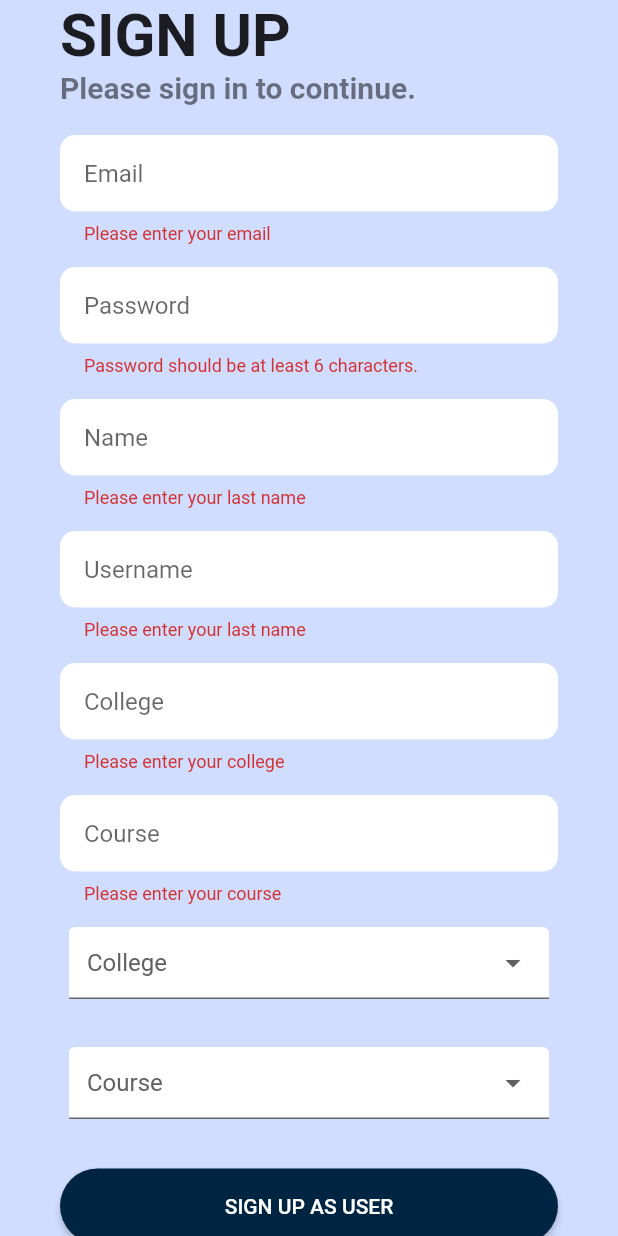
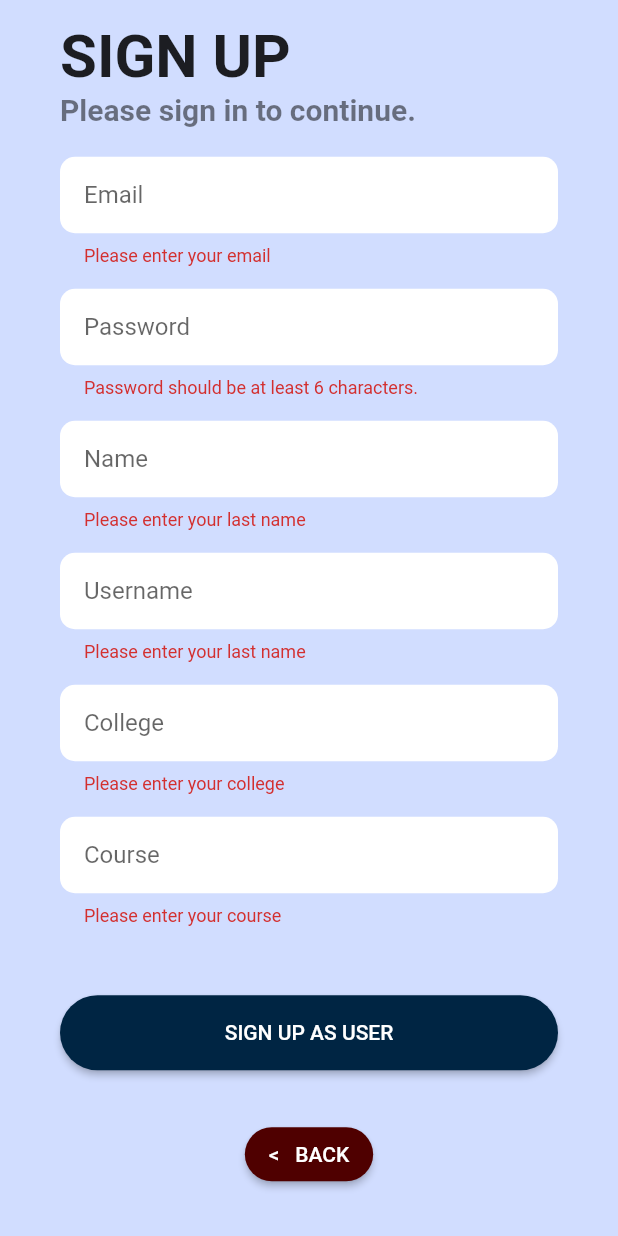
Before and after one commit to CMSC-23-2nd-Sem-2022-2023/project-lisboa_sagun_viray, a Flutter app: the UserSignupPage screen opened by its route, after a tap on "SIGN UP AS USER", on a phone screen of 412 x 824 dp. Run offline on Flutter 3.47's test engine with Material 2 defaults, Android fonts, the phone set to English and light mode, and no system bars; our stand-ins replace cloud_firestore, firebase_auth, firebase_core, qr_flutter; missing offline and left inert: qr_code_scanner; accounts and stored records are empty; network calls fail.

Commit message:
email already in use (admin and user)

```diff
--- a/cmsc23_project/lib/screens/signup/monitor_signup.dart
+++ b/cmsc23_project/lib/screens/signup/monitor_signup.dart
@@ -244,7 +244,6 @@ class _MonitorSignupPageState extends State<MonitorSignupPage> {
                   },
                 );
               } else {
-                print("nagproceed siya");
                 if (_formKey.currentState!.validate()) {
                   _formKey.currentState?.save();
 
@@ -255,11 +254,6 @@ class _MonitorSignupPageState extends State<MonitorSignupPage> {
                       position: positionController.text,
                       unit: homeUnitController.text,
                       email: emailController.text);
-                  // UserRecord tempUser = UserRecord(
-                  //     id: "123",
-                  //     fname: firstNameController.text,
-                  //     lname: lastNameController.text,
-                  //     email: emailController.text);
 
                   String err = await context
                       .read<AuthProvider>()
--- a/cmsc23_project/lib/screens/signup/user_signup.dart
+++ b/cmsc23_project/lib/screens/signup/user_signup.dart
@@ -1,3 +1,4 @@
+import 'package:firebase_auth/firebase_auth.dart';
 import 'package:flutter/material.dart';
 import 'package:provider/provider.dart';
 import '../../models/user_model.dart';
@@ -341,52 +342,58 @@ class _UserSignupPageState extends State<UserSignupPage> {
               ),
             ),
             onPressed: () async {
-              if (_formKey.currentState!.validate()) {
-                _formKey.currentState?.save();
-                UserRecord user = UserRecord(
+              FirebaseAuth _firebaseAuth = FirebaseAuth.instance;
+
+              Future<bool> isEmailAlreadyInUse(String email) async {
+                try {
+                  final result =
+                      await _firebaseAuth.fetchSignInMethodsForEmail(email);
+                  return result.isNotEmpty;
+                } catch (e) {
+                  // Handle any errors that occur during the process
+                  print('Error checking email usage: $e');
+                  return false;
+                }
+              }
+
+              bool emailExists =
+                  await isEmailAlreadyInUse(emailController.text);
+              if (emailExists) {
+                // Prompt the user that the email is already in use
+                showDialog(
+                  context: context,
+                  builder: (BuildContext context) {
+                    return AlertDialog(
+                      title: Text('Email Already in Use'),
+                      content: Text(
+                          'The email address is already registered. Please use a different email.'),
+                      actions: [
+                        TextButton(
+                          child: Text('OK'),
+                          onPressed: () {
+                            Navigator.of(context).pop();
+                          },
+                        ),
+                      ],
+                    );
+                  },
+                );
+              } else {
+                if (_formKey.currentState!.validate()) {
+                  _formKey.currentState?.save();
+                  UserRecord user = UserRecord(
                     id: '',
-                    fname: nameController.text,
-                    lname: nameController.text,
+                    name: nameController.text,
+                    username: usernameController.text,
                     email: emailController.text,
-                    entries: []);
-                await context.read<AuthProvider>().signUp(
-                    emailController.text, passwordController.text, user);
-
-                // bool emailExists = await isEmailAlreadyInUse(email);
-                // if (emailExists) {
-                //   // Prompt the user that the email is already in use
-                //   showDialog(
-                //     context: context,
-                //     builder: (BuildContext context) {
-                //       return AlertDialog(
-                //         title: Text('Email Already in Use'),
-                //         content: Text(
-                //             'The email address is already registered. Please use a different email.'),
-                //         actions: [
-                //           TextButton(
-                //             child: Text('OK'),
-                //             onPressed: () {
-                //               Navigator.of(context).pop();
-                //             },
-                //           ),
-                //         ],
-                //       );
-                //     },
-                //   );
-                // } else {
-                //   // Proceed with the registration process
-                //   // ...
-                // }
-                // UserRecord tempUser = UserRecord(
-                //     id: "123",
-                //     fname: firstNameController.text,
-                //     lname: lastNameController.text,
-                //     email: emailController.text);
-
-                // context.read<AuthProvider>().signUp(
-                //     emailController.text, passwordController.text, tempUser);
-
-                // if (context.mounted) Navigator.pop(context);
+                    entries: [],
+                    userType: 'student',
+                    isUnderMonitoring: false,
+                    isQuarantined: false,
+                  );
+                  await context.read<AuthProvider>().signUp(
+                      emailController.text, passwordController.text, user);
+                }
               }
             },
             child: const Text('SIGN UP AS USER',
@@ -464,96 +471,96 @@ class _UserSignupPageState extends State<UserSignupPage> {
                     SizedBox(
                       height: 15,
                     ),
-                    SizedBox(
-                      height: 65,
-                      width: 320,
-                      child: // Dropdown
-                          DropdownButtonFormField<String>(
-                        decoration: InputDecoration(
-                          filled: true,
-                          fillColor: Color.fromARGB(255, 255, 255, 255),
-                        ),
-                        value: currentCollege,
-                        dropdownColor: Color.fromARGB(255, 231, 218, 255),
-                        onChanged: (value) {
-                          // This is called when the user selects an item.
-                          // saves the current selected superpower to formValues
-                          setState(() {
-                            currentCollege = value.toString();
-                            // formValues["superpower"] = value.toString();
-                          });
-                        },
-                        // gets the items from the dropdownoptions map
-                        items: allColleges.map<DropdownMenuItem<String>>(
-                          (String value) {
-                            return DropdownMenuItem<String>(
-                              value: value,
-                              child: Text(
-                                value,
-                                style: const TextStyle(
-                                  color: Color.fromARGB(255, 97, 97, 97),
-                                ),
-                              ),
-                            );
-                          },
-                        ).toList(),
-                        // saves it to formValues
-                        // onSaved: (newValue) {
-                        //   setState(() {
-                        //     formValues["superpower"] = newValue.toString();
-                        //   });
+                    // SizedBox(
+                    //   height: 65,
+                    //   width: 320,
+                    //   child: // Dropdown
+                    //       DropdownButtonFormField<String>(
+                    //     decoration: InputDecoration(
+                    //       filled: true,
+                    //       fillColor: Color.fromARGB(255, 255, 255, 255),
+                    //     ),
+                    //     value: currentCollege,
+                    //     dropdownColor: Color.fromARGB(255, 231, 218, 255),
+                    //     onChanged: (value) {
+                    //       // This is called when the user selects an item.
+                    //       // saves the current selected superpower to formValues
+                    //       setState(() {
+                    //         currentCollege = value.toString();
+                    //         // formValues["superpower"] = value.toString();
+                    //       });
+                    //     },
+                    //     // gets the items from the dropdownoptions map
+                    //     items: allColleges.map<DropdownMenuItem<String>>(
+                    //       (String value) {
+                    //         return DropdownMenuItem<String>(
+                    //           value: value,
+                    //           child: Text(
+                    //             value,
+                    //             style: const TextStyle(
+                    //               color: Color.fromARGB(255, 97, 97, 97),
+                    //             ),
+                    //           ),
+                    //         );
+                    //       },
+                    //     ).toList(),
+                    //     // saves it to formValues
+                    //     // onSaved: (newValue) {
+                    //     //   setState(() {
+                    //     //     formValues["superpower"] = newValue.toString();
+                    //     //   });
 
-                        //   //print("Dropdown onSaved method triggered");
-                        // },
-                      ),
-                    ),
+                    //     //   //print("Dropdown onSaved method triggered");
+                    //     // },
+                    //   ),
+                    // ),
                     SizedBox(
                       height: 15,
                     ),
-                    SizedBox(
-                      height: 65,
-                      width: 320,
-                      child: // Dropdown
-                          DropdownButtonFormField<String>(
-                        decoration: InputDecoration(
-                          filled: true,
-                          fillColor: Color.fromARGB(255, 255, 255, 255),
-                        ),
-                        value: currentCourse,
-                        dropdownColor: Color.fromARGB(255, 231, 218, 255),
-                        onChanged: (value) {
-                          // This is called when the user selects an item.
-                          // saves the current selected superpower to formValues
-                          setState(() {
-                            currentCourse = value.toString();
-                            // formValues["superpower"] = value.toString();
-                          });
-                        },
-                        // gets the items from the dropdownoptions map
-                        items: (retrieveList(currentCollege))
-                            .map<DropdownMenuItem<String>>(
-                          (String value) {
-                            return DropdownMenuItem<String>(
-                              value: value,
-                              child: Text(
-                                value,
-                                style: const TextStyle(
-                                  color: Color.fromARGB(255, 97, 97, 97),
-                                ),
-                              ),
-                            );
-                          },
-                        ).toList(),
-                        // saves it to formValues
-                        // onSaved: (newValue) {
-                        //   setState(() {
-                        //     formValues["superpower"] = newValue.toString();
-                        //   });
+                    // SizedBox(
+                    //   height: 65,
+                    //   width: 320,
+                    //   child: // Dropdown
+                    //       DropdownButtonFormField<String>(
+                    //     decoration: InputDecoration(
+                    //       filled: true,
+                    //       fillColor: Color.fromARGB(255, 255, 255, 255),
+                    //     ),
+                    //     value: currentCourse,
+                    //     dropdownColor: Color.fromARGB(255, 231, 218, 255),
+                    //     onChanged: (value) {
+                    //       // This is called when the user selects an item.
+                    //       // saves the current selected superpower to formValues
+                    //       setState(() {
+                    //         currentCourse = value.toString();
+                    //         // formValues["superpower"] = value.toString();
+                    //       });
+                    //     },
+                    //     // gets the items from the dropdownoptions map
+                    //     items: (retrieveList(currentCollege))
+                    //         .map<DropdownMenuItem<String>>(
+                    //       (String value) {
+                    //         return DropdownMenuItem<String>(
+                    //           value: value,
+                    //           child: Text(
+                    //             value,
+                    //             style: const TextStyle(
+                    //               color: Color.fromARGB(255, 97, 97, 97),
+                    //             ),
+                    //           ),
+                    //         );
+                    //       },
+                    //     ).toList(),
+                    //     // saves it to formValues
+                    //     // onSaved: (newValue) {
+                    //     //   setState(() {
+                    //     //     formValues["superpower"] = newValue.toString();
+                    //     //   });
 
-                        //   //print("Dropdown onSaved method triggered");
-                        // },
-                      ),
-                    ),
+                    //     //   //print("Dropdown onSaved method triggered");
+                    //     // },
+                    //   ),
+                    // ),
                     SignupButton,
                     backButton
                   ],
```
Also changed, not shown: cmsc23_project/lib/api/firebase_auth_api.dart (+5 -2 lines), cmsc23_project/lib/screens/signup.dart (+9 -9 lines), cmsc23_project/lib/screens/signup/admin_signup.dart (+52 -13 lines).
